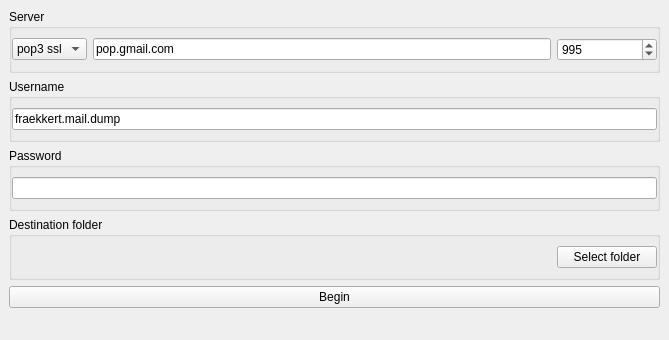
Qt form gui.ui (lassevalentini/mail-attachment-downloader) before a commit.
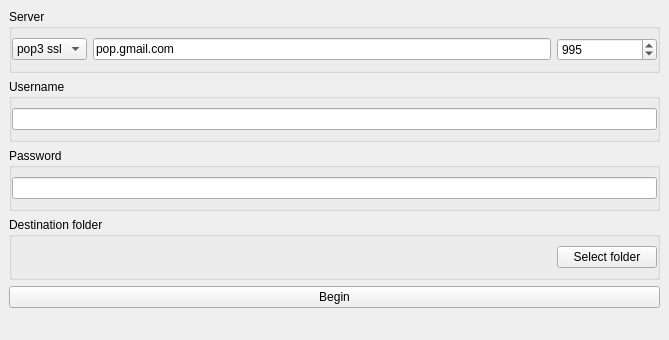
The same form after that commit. Icons and pictures are not drawn.

```diff
--- a/gui.ui
+++ b/gui.ui
@@ -122,11 +122,7 @@
         <number>0</number>
        </property>
        <item row="0" column="0">
-        <widget class="QLineEdit" name="usernameInput">
-         <property name="text">
-          <string>fraekkert.mail.dump</string>
-         </property>
-        </widget>
+        <widget class="QLineEdit" name="usernameInput"/>
        </item>
       </layout>
      </widget>
```
Left out of the diff: 17 changed lines with no effect on the pictures.
